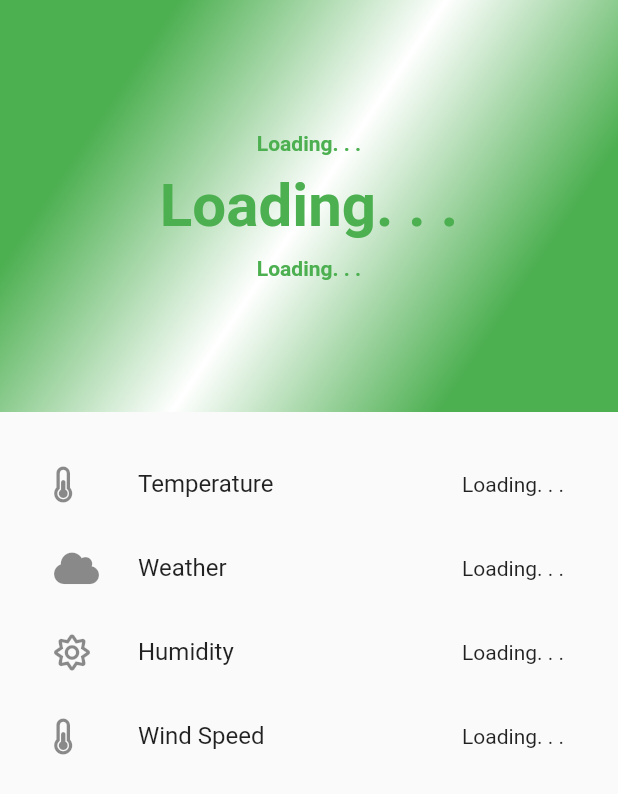
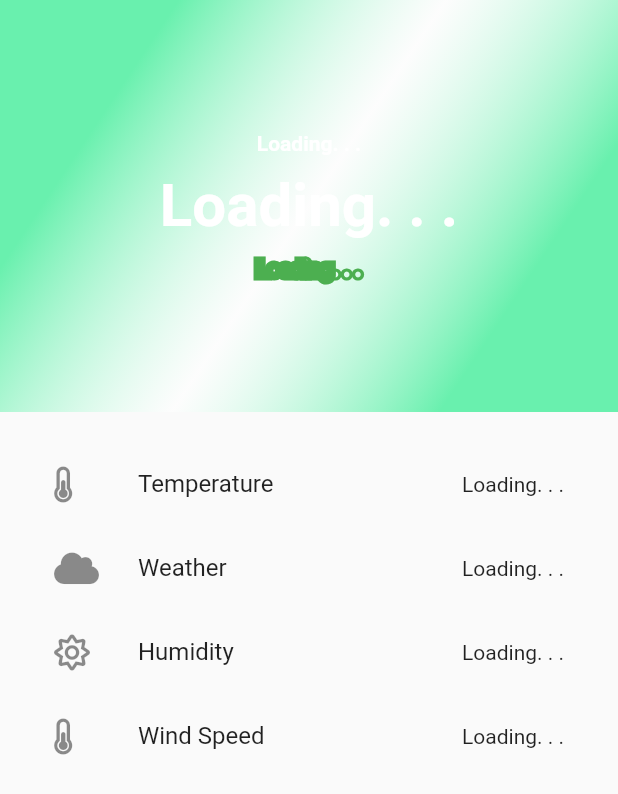
Before and after one commit to IAmMasterCraft/flutter-weather-app, a Flutter app: the screen it shows after launch, on a phone screen of 412 x 824 dp. Shown: the top 794 px of the screen. Run offline on Flutter 3.47's test engine with Material 2 defaults, Android fonts, the phone set to English and light mode, and no system bars; our stand-ins replace font_awesome_flutter; network calls fail.

Commit message:
adjusting color

```diff
--- a/lib/main.dart
+++ b/lib/main.dart
@@ -64,7 +64,7 @@ class _HomeState extends State<Home> {
                 begin: Alignment.topLeft,
                 end: Alignment.bottomRight,
                 stops: [0.2, 0.5, 0.8],
-                colors: [Colors.green, Colors.white, Colors.green]
+                colors: [Colors.greenAccent, Colors.white54, Colors.greenAccent]
               )
             ),
             child: Column(
@@ -76,7 +76,7 @@ class _HomeState extends State<Home> {
                   child: Text(
                     location != null ? "Currently in " + location.toString() : "Loading. . .",
                     style: TextStyle(
-                        color: Colors.green,
+                        color: Colors.white,
                         fontSize: 14.0,
                         fontWeight: FontWeight.w600),
                   ),
@@ -84,7 +84,7 @@ class _HomeState extends State<Home> {
                 Text(
                   temp != null ? temp.toString() + "\u00B0C" : "Loading. . .",
                   style: TextStyle(
-                      color: Colors.green,
+                      color: Colors.white,
                       fontSize: 40.0,
                       fontWeight: FontWeight.w600),
                 ),
@@ -93,7 +93,11 @@ class _HomeState extends State<Home> {
                   child: Text(
                     currently != null ? currently.toString() : "Loading. . .",
                     style: TextStyle(
-                        color: Colors.green,
+                        color: Colors.white,
+                        foreground: Paint()
+                          ..style = PaintingStyle.stroke
+                          ..strokeWidth = 6
+                          ..color = Colors.green,
                         fontSize: 14.0,
                         fontWeight: FontWeight.w600),
                   ),
```
